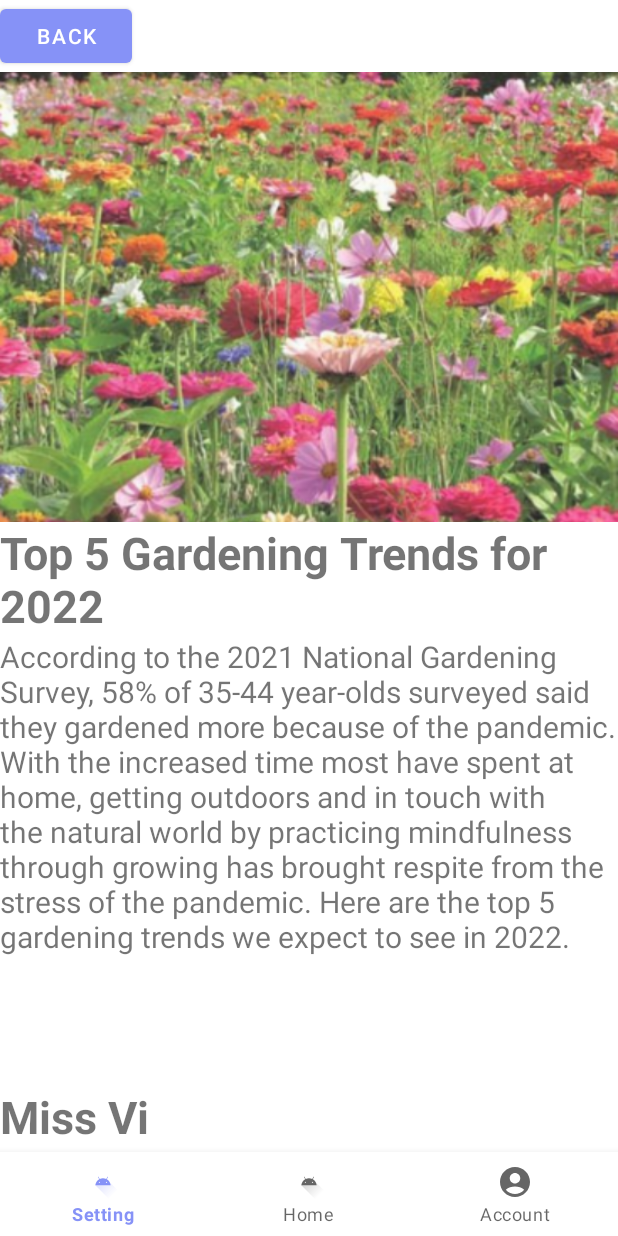
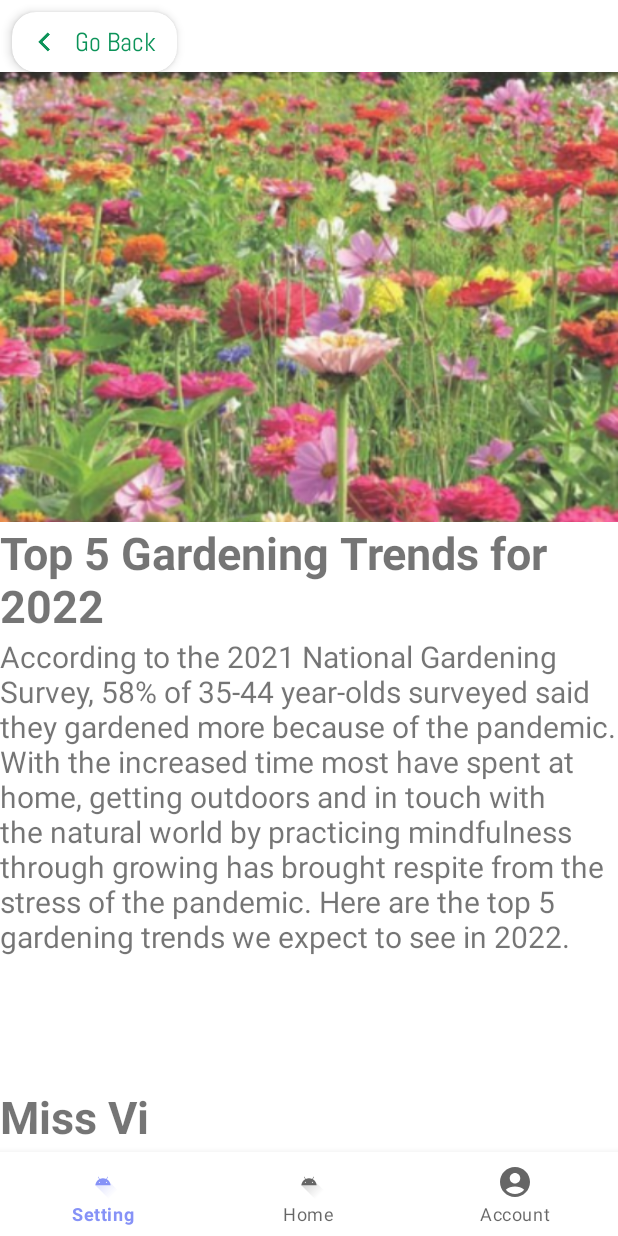
Before and after one commit to fsdkjnv/FinalProjectAndroid, an Android app: the screen it shows after launch (MainActivity), after a tap on "Top 5 Gardening Trends for 2022", on a phone screen of 412 x 824 dp. Run offline under Robolectric (Android 15) with nearby library versions, the phone set to English and light mode, and no system bars.

Commit message:
Vi thêm GoBack

```diff
--- a/app/src/main/java/com/example/drawer/fragment/FragmentExplore/DetailFragment.java
+++ b/app/src/main/java/com/example/drawer/fragment/FragmentExplore/DetailFragment.java
@@ -2,6 +2,7 @@ package com.example.drawer.fragment.FragmentExplore;
 
 import android.os.Bundle;
 
+import androidx.cardview.widget.CardView;
 import androidx.fragment.app.Fragment;
 
 import android.view.LayoutInflater;
@@ -20,6 +21,7 @@ public class DetailFragment extends Fragment {
     TextView textViewTitle;
     TextView textViewContent;
     TextView textViewAuthor;
+    CardView CardExpolre; // CardView chứa toàn bộ thông tin
 
     @Override
     public View onCreateView(LayoutInflater inflater, ViewGroup container,
@@ -37,6 +39,17 @@ public class DetailFragment extends Fragment {
             textViewContent.setText(bundle.getString("Content"));
             textViewAuthor.setText(bundle.getString("Author"));
         }
+        CardExpolre = rootView.findViewById(R.id.cardViewExplore);
+
+        CardExpolre.setOnClickListener(new View.OnClickListener() {
+            @Override
+            public void onClick(View v) {
+                // Handle the click event (Navigate back or perform any desired action)
+                if (getActivity() != null) {
+                    getActivity().onBackPressed(); // This will simulate pressing the back button
+                }
+            }
+        });
 //        DataDevice dataDevice
         // Inflate the layout for this fragment
 //        return inflater.inflate(R.layout.fragment_detail, container, false);
--- a/app/src/main/res/layout/fragment_detail.xml
+++ b/app/src/main/res/layout/fragment_detail.xml
@@ -6,21 +6,52 @@
     android:orientation="vertical"
     xmlns:app="http://schemas.android.com/apk/res-auto">
 
+    <androidx.cardview.widget.CardView
+        android:id="@+id/cardViewExplore"
+        android:layout_width="110dp"
+        android:layout_height="40dp"
+        android:layout_marginStart="8dp"
+        android:layout_marginTop="8dp"
+        app:cardCornerRadius="16dp"
+        app:cardElevation="4dp"
+        app:layout_constraintStart_toStartOf="parent"
+        app:layout_constraintTop_toTopOf="parent">
+        <!-- Icon and Text in Toolbar -->
+        <LinearLayout
+            android:layout_width="match_parent"
+            android:layout_height="match_parent"
+            android:gravity="center_vertical"
+            android:orientation="horizontal">
+            <!-- Icon -->
+            <ImageView
+                android:layout_width="42dp"
+                android:layout_height="24dp"
+                android:contentDescription="Back Icon"
+                android:src="@drawable/img_3" />
 
-        <Button
-            android:layout_width="wrap_content"
-            android:layout_height="wrap_content"
-            android:text="Back"
-            />
+            <!-- Text -->
+            <TextView
+                android:id="@+id/toolbarTitle"
+                android:layout_width="wrap_content"
+                android:layout_height="wrap_content"
+                android:layout_gravity="center_vertical"
+                android:fontFamily="@font/abel_regular"
+                android:text="Go Back"
+                android:textColor="#0C9359"
+                android:textSize="17sp" />
+
+        </LinearLayout>
+
+    </androidx.cardview.widget.CardView>
         <ImageView
             android:id="@+id/recImagePlant"
             android:layout_width="match_parent"
             android:layout_height="300dp"
             android:layout_weight="4"
             android:scaleType="centerCrop"
-            android:src="@drawable/cay_1"
-            />
-                <TextView
+            android:src="@drawable/cay_1" />
+
+        <TextView
                     android:id="@+id/recTitleExplore"
                     android:layout_width="match_parent"
                     android:layout_height="wrap_content"
```
